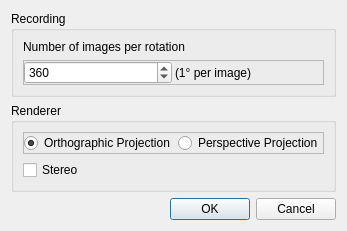
This is ImageVis3D/UI/UI/MIPRotDialog.ui in SCIInstitute/ImageVis3D as Qt 5 draws it before an edit. The edited form follows.
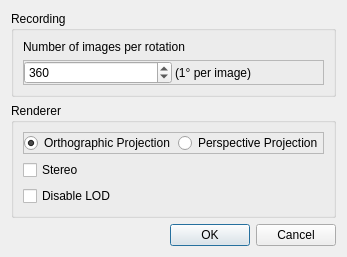
This is the edited form.

Commit message: added a switch to disable LOD in MIP rotations

What changed in the file:
```diff
--- a/ImageVis3D/UI/UI/MIPRotDialog.ui
+++ b/ImageVis3D/UI/UI/MIPRotDialog.ui
@@ -6,7 +6,7 @@
     <x>0</x>
     <y>0</y>
     <width>314</width>
-    <height>215</height>
+    <height>239</height>
    </rect>
   </property>
   <property name="windowTitle" >
@@ -115,6 +115,13 @@
         </property>
        </widget>
       </item>
+      <item>
+       <widget class="QCheckBox" name="checkBox_NoLOD" >
+        <property name="text" >
+         <string>Disable LOD</string>
+        </property>
+       </widget>
+      </item>
      </layout>
     </widget>
    </item>
```
The commit also changes 5 other files.
